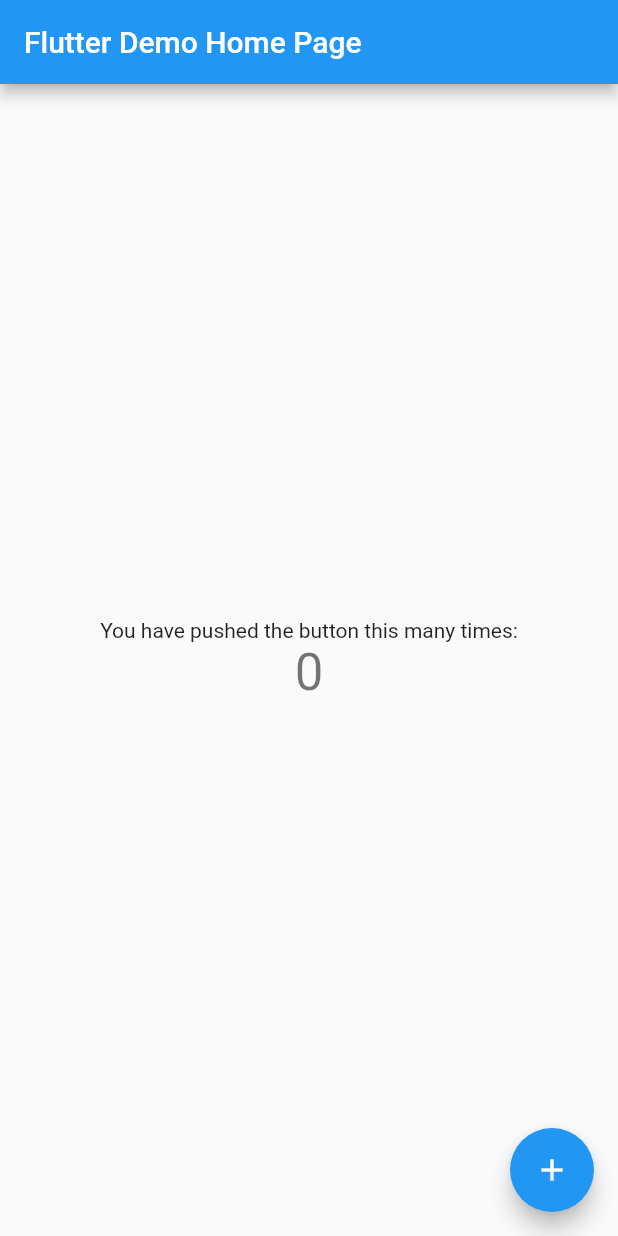
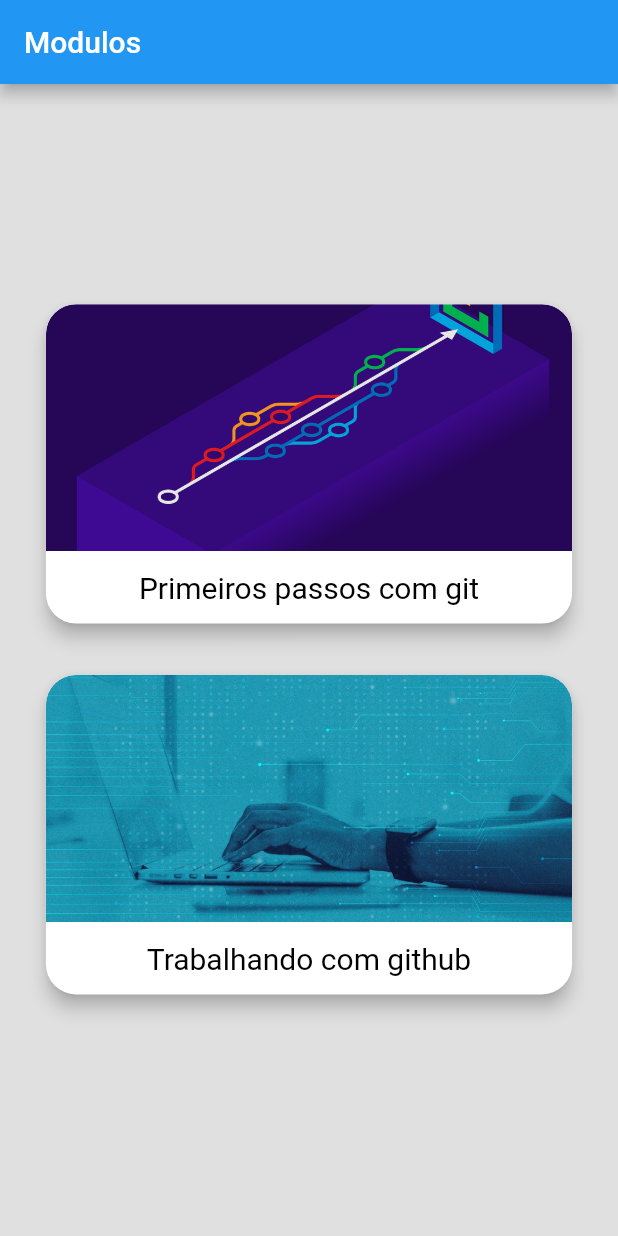
Before and after one commit to pdr-dev71/app-git-e-github-formacao-basica, a Flutter app: the screen it shows after launch, on a phone screen of 412 x 824 dp. Run offline on Flutter 3.47's test engine with Material 2 defaults, Android fonts, the phone set to English and light mode, and no system bars.

Commit message:
add: two cards, and any changes

```diff
--- /dev/null
+++ b/lib/home.dart
@@ -0,0 +1,138 @@
+import 'package:flutter/material.dart';
+
+class Home extends StatelessWidget {
+  const Home({super.key});
+
+  @override
+  Widget build(BuildContext context) {
+    double screenWith = MediaQuery.of(context).size.width;
+    double screenHeight = MediaQuery.of(context).size.height;
+    return Scaffold(
+      backgroundColor: Colors.grey[300],
+      appBar: AppBar(
+        title: const Text('Modulos'),
+      ),
+      body: SafeArea(
+        child: Center(
+          child: Column(
+            mainAxisAlignment: MainAxisAlignment.center,
+            children: [
+              Padding(
+                  padding: const EdgeInsets.all(8.0),
+                  child: Column(
+                    children: [
+                      GestureDetector(
+                        onTap: () {
+                          Navigator.pushNamed(context, '/Modulo1');
+                        },
+                        child: SizedBox(
+                          width: screenWith * .9,
+                          height: screenHeight * .3,
+                          child: Column(
+                            children: [
+                              Card(
+                                clipBehavior: Clip.antiAliasWithSaveLayer,
+                                shape: RoundedRectangleBorder(
+                                  borderRadius: BorderRadius.circular(20.0),
+                                ),
+                                elevation: 5,
+                                margin: const EdgeInsets.all(10),
+                                child: Column(
+                                  children: [
+                                    Container(
+                                      decoration: BoxDecoration(
+                                        borderRadius: const BorderRadius.only(
+                                            topLeft: Radius.circular(20),
+                                            topRight: Radius.circular(20)),
+                                        image: DecorationImage(
+                                            image: Image.asset(
+                                                    'assets/images/modulo1.png')
+                                                .image,
+                                            fit: BoxFit.cover),
+                                      ),
+                                      width: screenWith * .9,
+                                      height: screenHeight * .2,
+                                    ),
+                                    Container(
+                                      color: Colors.white,
+                                      width: screenWith,
+                                      height: screenHeight * .0584,
+                                      child: const Center(
+                                        child: Text(
+                                          'Primeiros passos com git',
+                                          style: TextStyle(
+                                            color: Colors.black,
+                                            fontSize: 20,
+                                          ),
+                                        ),
+                                      ),
+                                    )
+                                  ],
+                                ),
+                              ),
+                            ],
+                          ),
+                        ),
+                      ),
+                      GestureDetector(
+                        onTap: () {
+                          Navigator.pushNamed(context, '/Modulo2');
+                        },
+                        child: SizedBox(
+                          width: screenWith * .9,
+                          height: screenHeight * .3,
+                          child: Column(
+                            children: [
+                              Card(
+                                clipBehavior: Clip.antiAliasWithSaveLayer,
+                                shape: RoundedRectangleBorder(
+                                  borderRadius: BorderRadius.circular(20.0),
+                                ),
+                                elevation: 5,
+                                margin: const EdgeInsets.all(10),
+                                child: Column(
+                                  children: [
+                                    Container(
+                                      decoration: BoxDecoration(
+                                        borderRadius: const BorderRadius.only(
+                                            topLeft: Radius.circular(20),
+                                            topRight: Radius.circular(20)),
+                                        image: DecorationImage(
+                                            image: Image.asset(
+                                                    'assets/images/modulo2.jpg')
+                                                .image,
+                                            fit: BoxFit.cover),
+                                      ),
+                                      width: screenWith * .9,
+                                      height: screenHeight * .2,
+                                    ),
+                                    Container(
+                                      color: Colors.white,
+                                      width: screenWith,
+                                      height: screenHeight * .0584,
+                                      child: const Center(
+                                        child: Text(
+                                          'Trabalhando com github',
+                                          style: TextStyle(
+                                            color: Colors.black,
+                                            fontSize: 20,
+                                          ),
+                                        ),
+                                      ),
+                                    )
+                                  ],
+                                ),
+                              ),
+                            ],
+                          ),
+                        ),
+                      ),
+                    ],
+                  )),
+            ],
+          ),
+        ),
+      ),
+    );
+  }
+}
--- a/lib/main.dart
+++ b/lib/main.dart
@@ -1,4 +1,8 @@
 import 'package:flutter/material.dart';
+import 'package:git_e_github_formacao_basica/home.dart';
+import 'package:git_e_github_formacao_basica/primeiro_passos/comandos_basicos.dart';
+import 'package:git_e_github_formacao_basica/primeiro_passos/home.dart';
+import 'package:git_e_github_formacao_basica/trabalhando_com_git.dart';
 
 void main() {
   runApp(const MyApp());
@@ -7,109 +11,17 @@
 class MyApp extends StatelessWidget {
   const MyApp({Key? key}) : super(key: key);
 
-  // This widget is the root of your application.
   @override
   Widget build(BuildContext context) {
     return MaterialApp(
-      title: 'Flutter Demo',
-      theme: ThemeData(
-        // This is the theme of your application.
-        //
-        // Try running your application with "flutter run". You'll see the
-        // application has a blue toolbar. Then, without quitting the app, try
-        // changing the primarySwatch below to Colors.green and then invoke
-        // "hot reload" (press "r" in the console where you ran "flutter run",
-        // or simply save your changes to "hot reload" in a Flutter IDE).
-        // Notice that the counter didn't reset back to zero; the application
-        // is not restarted.
-        primarySwatch: Colors.blue,
-      ),
-      home: const MyHomePage(title: 'Flutter Demo Home Page'),
+      debugShowCheckedModeBanner: false,
+      initialRoute: '/',
+      routes: {
+        '/': (context) => const Home(),
+        '/Modulo1': (context) => const PrimeirosPassosGit(),
+        '/Modulo2': (context) => const TrabalhandoComGit(),
+        '/ComandosBasicos': (context) => const ComandosBasicos(),
+      },
     );
   }
 }
-
-class MyHomePage extends StatefulWidget {
-  const MyHomePage({Key? key, required this.title}) : super(key: key);
-
-  // This widget is the home page of your application. It is stateful, meaning
-  // that it has a State object (defined below) that contains fields that affect
-  // how it looks.
-
-  // This class is the configuration for the state. It holds the values (in this
-  // case the title) provided by the parent (in this case the App widget) and
-  // used by the build method of the State. Fields in a Widget subclass are
-  // always marked "final".
-
-  final String title;
-
-  @override
-  State<MyHomePage> createState() => _MyHomePageState();
-}
-
-class _MyHomePageState extends State<MyHomePage> {
-  int _counter = 0;
-
-  void _incrementCounter() {
-    setState(() {
-      // This call to setState tells the Flutter framework that something has
-      // changed in this State, which causes it to rerun the build method below
-      // so that the display can reflect the updated values. If we changed
-      // _counter without calling setState(), then the build method would not be
-      // called again, and so nothing would appear to happen.
-      _counter++;
-    });
-  }
-
-  @override
-  Widget build(BuildContext context) {
-    // This method is rerun every time setState is called, for instance as done
-    // by the _incrementCounter method above.
-    //
-    // The Flutter framework has been optimized to make rerunning build methods
-    // fast, so that you can just rebuild anything that needs updating rather
-    // than having to individually change instances of widgets.
-    return Scaffold(
-      appBar: AppBar(
-        // Here we take the value from the MyHomePage object that was created by
-        // the App.build method, and use it to set our appbar title.
-        title: Text(widget.title),
-      ),
-      body: Center(
-        // Center is a layout widget. It takes a single child and positions it
-        // in the middle of the parent.
-        child: Column(
-          // Column is also a layout widget. It takes a list of children and
-          // arranges them vertically. By default, it sizes itself to fit its
-          // children horizontally, and tries to be as tall as its parent.
-          //
-          // Invoke "debug painting" (press "p" in the console, choose the
-          // "Toggle Debug Paint" action from the Flutter Inspector in Android
-          // Studio, or the "Toggle Debug Paint" command in Visual Studio Code)
-          // to see the wireframe for each widget.
-          //
-          // Column has various properties to control how it sizes itself and
-          // how it positions its children. Here we use mainAxisAlignment to
-          // center the children vertically; the main axis here is the vertical
-          // axis because Columns are vertical (the cross axis would be
-          // horizontal).
-          mainAxisAlignment: MainAxisAlignment.center,
-          children: <Widget>[
-            const Text(
-              'You have pushed the button this many times:',
-            ),
-            Text(
-              '$_counter',
-              style: Theme.of(context).textTheme.headline4,
-            ),
-          ],
-        ),
-      ),
-      floatingActionButton: FloatingActionButton(
-        onPressed: _incrementCounter,
-        tooltip: 'Increment',
-        child: const Icon(Icons.add),
-      ), // This trailing comma makes auto-formatting nicer for build methods.
-    );
-  }
-}
```
Also changed, not shown: lib/primeiro_passos/comandos_basicos.dart (added, +40 -0 lines), lib/primeiro_passos/home.dart (added, +260 -0 lines), lib/trabalhando_com_git.dart (added, +15 -0 lines), pubspec.yaml (+10 -35 lines), assets/images/modulo1.png (added), assets/images/modulo2.jpg (added), pubspec.lock, 1 other file.
